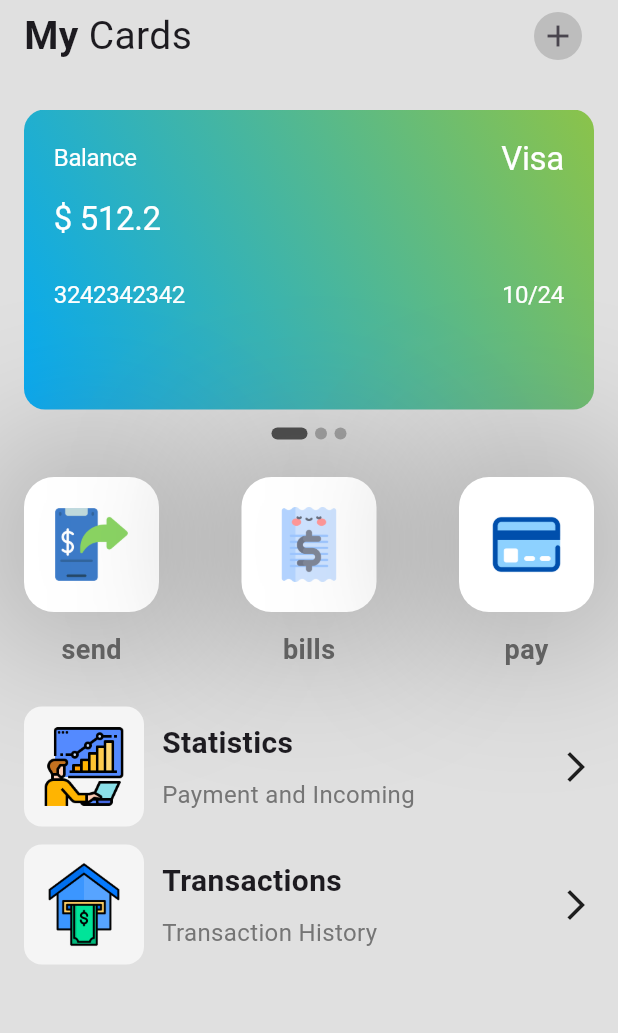
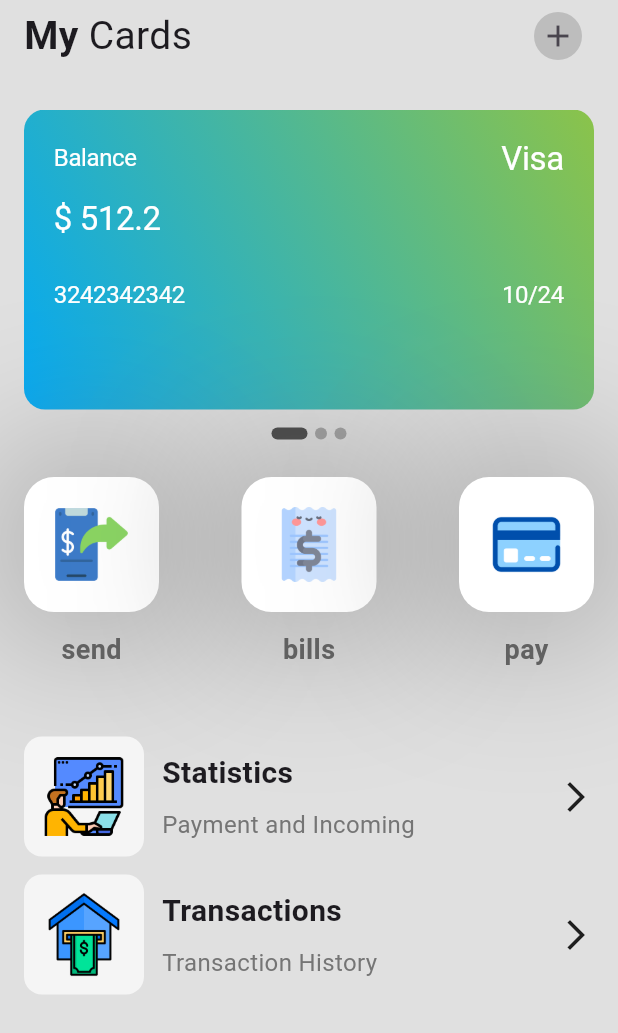
Before and after one commit to songhee24/wallet-app-ui, a Flutter app: the screen it shows after launch, on a phone screen of 412 x 824 dp. Shown: the top 1033 px of the screen. Run offline on Flutter 3.47's test engine with Material 2 defaults, Android fonts, the light colour scheme and no system bars; drawn by our look-alikes of smooth_page_indicator.

Commit message:
menus styling separate component #7

```diff
--- a/lib/src/screens/home_screen.dart
+++ b/lib/src/screens/home_screen.dart
@@ -141,7 +141,7 @@ class _HomeScreenState extends State<HomeScreen> {
             ),
 
             const SizedBox(
-              height: 25,
+              height: 45,
             ),
 
             // Transactions
```
